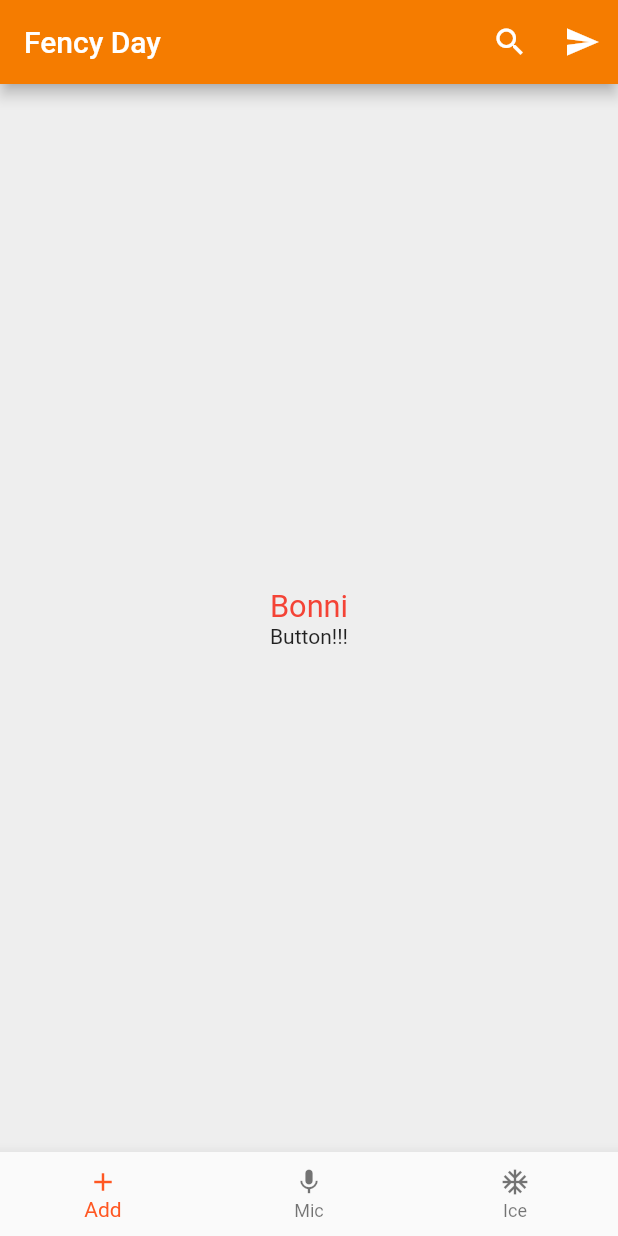
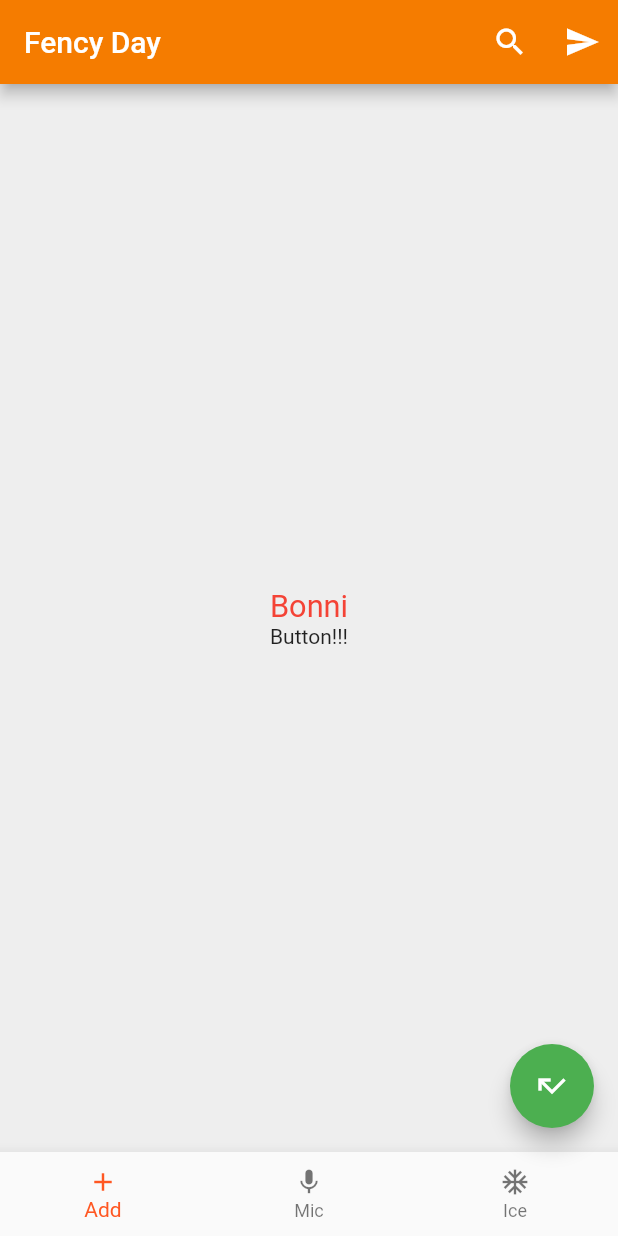
Before and after one commit to MinaSamirCap/flutterpro, a Flutter app: the screen it shows after launch, on a phone screen of 412 x 824 dp. Run offline on Flutter 3.47's test engine with Material 2 defaults, Android fonts, the phone set to English and light mode, and no system bars.

Commit message:
added the float action button

```diff
--- a/lib/ui/scaffold_home.dart
+++ b/lib/ui/scaffold_home.dart
@@ -22,6 +22,7 @@ class HomeScaffold extends StatelessWidget {
         actions: <Widget>[
           new IconButton(
               icon: new Icon(Icons.search),
+              tooltip: "MinaSamir",
               onPressed: () => debugPrint("Icon Tapped")),
           new IconButton(icon: new Icon(Icons.send), onPressed: _sendPressed)
         ],
@@ -51,6 +52,13 @@ class HomeScaffold extends StatelessWidget {
 
       //////////// we still have the ability to add other views
 
+      floatingActionButton: new FloatingActionButton(
+        onPressed: ()=> debugPrint("Fload pressed"),
+        backgroundColor: Colors.green,
+        child: new Icon(Icons.call_missed),
+        tooltip: "Going up!!",
+      ),
+
       bottomNavigationBar: new BottomNavigationBar(
         items: [
           new BottomNavigationBarItem(
```
